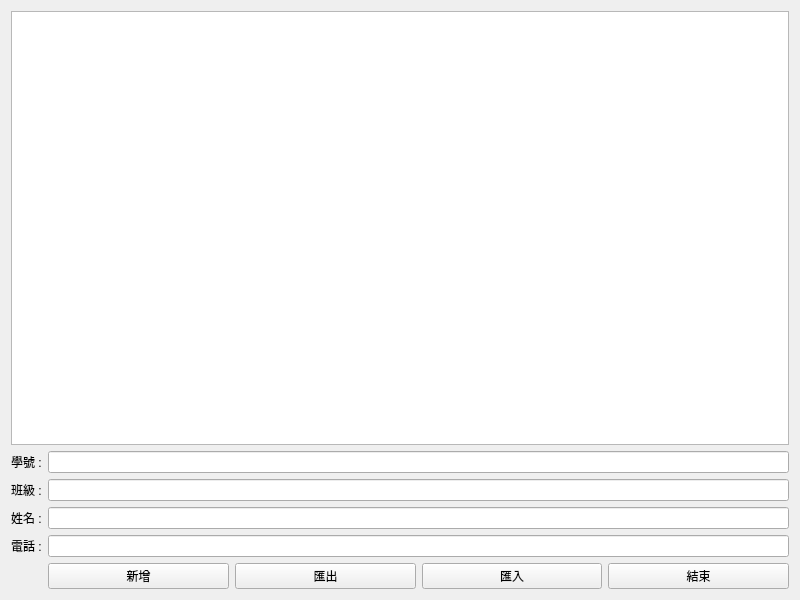
The window that mywidget.ui (kang2486/QtContactBook) describes before a commit, drawn with Qt 5.
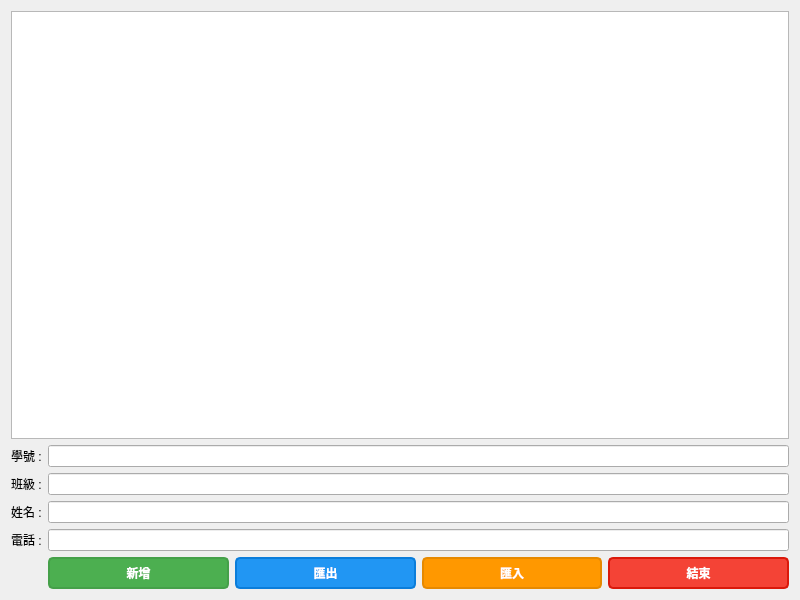
The same window after the commit.

Commit message: Add button styling with colors, borders, and text colors

Diff of the .ui file:
```diff
--- a/mywidget.ui
+++ b/mywidget.ui
@@ -63,6 +63,22 @@
       <layout class="QHBoxLayout" name="horizontalLayout">
        <item>
         <widget class="QPushButton" name="pushButton_2">
+         <property name="styleSheet">
+          <string notr="true">QPushButton {
+    background-color: #4CAF50;
+    border: 2px solid #45a049;
+    border-radius: 5px;
+    color: white;
+    padding: 5px;
+    font-weight: bold;
+}
+QPushButton:hover {
+    background-color: #45a049;
+}
+QPushButton:pressed {
+    background-color: #3d8b40;
+}</string>
+         </property>
          <property name="text">
           <string>新增</string>
          </property>
@@ -70,6 +86,22 @@
        </item>
        <item>
         <widget class="QPushButton" name="pushButton">
+         <property name="styleSheet">
+          <string notr="true">QPushButton {
+    background-color: #2196F3;
+    border: 2px solid #0b7dda;
+    border-radius: 5px;
+    color: white;
+    padding: 5px;
+    font-weight: bold;
+}
+QPushButton:hover {
+    background-color: #0b7dda;
+}
+QPushButton:pressed {
+    background-color: #0a6bc2;
+}</string>
+         </property>
          <property name="text">
           <string>匯出</string>
          </property>
@@ -77,6 +109,22 @@
        </item>
        <item>
         <widget class="QPushButton" name="pushButton_3">
+         <property name="styleSheet">
+          <string notr="true">QPushButton {
+    background-color: #FF9800;
+    border: 2px solid #e68900;
+    border-radius: 5px;
+    color: white;
+    padding: 5px;
+    font-weight: bold;
+}
+QPushButton:hover {
+    background-color: #e68900;
+}
+QPushButton:pressed {
+    background-color: #cc7a00;
+}</string>
+         </property>
          <property name="text">
           <string>匯入</string>
          </property>
@@ -84,6 +132,22 @@
        </item>
        <item>
         <widget class="QPushButton" name="pushButton_4">
+         <property name="styleSheet">
+          <string notr="true">QPushButton {
+    background-color: #f44336;
+    border: 2px solid #da190b;
+    border-radius: 5px;
+    color: white;
+    padding: 5px;
+    font-weight: bold;
+}
+QPushButton:hover {
+    background-color: #da190b;
+}
+QPushButton:pressed {
+    background-color: #c41104;
+}</string>
+         </property>
          <property name="text">
           <string>結束</string>
          </property>
```
